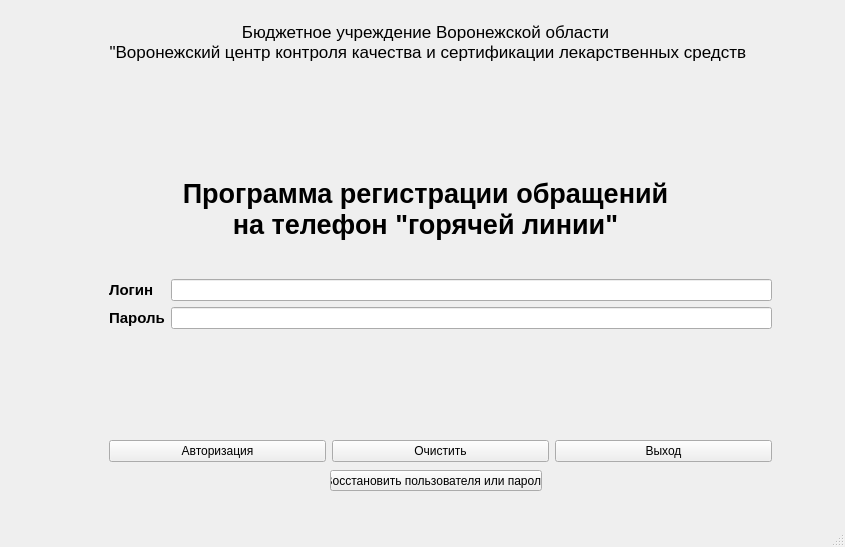
Old version of the form CallRegistration/mainwindow.ui in the repository SushkowAndrey/CallRegistration.
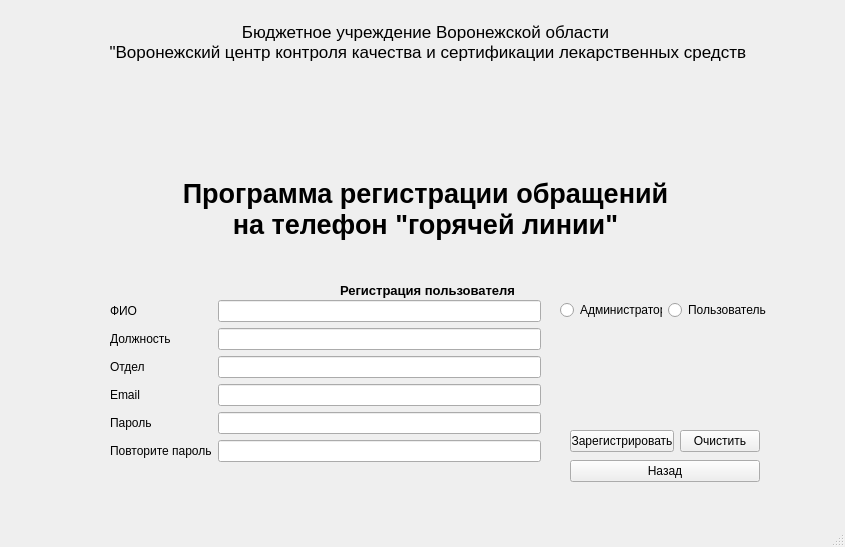
New version of the form. Icons and pictures are not drawn.

Commit message: Регистрация пользователя (недоработана)

Diff of the .ui file:
```diff
--- a/CallRegistration/mainwindow.ui
+++ b/CallRegistration/mainwindow.ui
@@ -20,11 +20,11 @@
       <x>100</x>
       <y>270</y>
       <width>681</width>
-      <height>201</height>
+      <height>231</height>
      </rect>
     </property>
     <property name="currentIndex">
-     <number>0</number>
+     <number>2</number>
     </property>
     <widget class="QWidget" name="page">
      <layout class="QGridLayout" name="gridLayout_4">
@@ -85,6 +85,13 @@
         </item>
         <item row="1" column="0">
          <layout class="QHBoxLayout" name="horizontalLayout">
+          <item>
+           <widget class="QPushButton" name="pushButton_recover">
+            <property name="text">
+             <string>Работа с пользователем</string>
+            </property>
+           </widget>
+          </item>
           <item>
            <widget class="QPushButton" name="pushButton_authorization">
             <property name="text">
@@ -127,21 +134,280 @@
       </property>
      </widget>
     </widget>
+    <widget class="QWidget" name="page_3">
+     <widget class="QLabel" name="label_8">
+      <property name="geometry">
+       <rect>
+        <x>240</x>
+        <y>10</y>
+        <width>191</width>
+        <height>21</height>
+       </rect>
+      </property>
+      <property name="font">
+       <font>
+        <pointsize>10</pointsize>
+        <weight>75</weight>
+        <bold>true</bold>
+       </font>
+      </property>
+      <property name="text">
+       <string>Регистрация пользователя</string>
+      </property>
+     </widget>
+     <widget class="QLabel" name="label_18">
+      <property name="geometry">
+       <rect>
+        <x>480</x>
+        <y>50</y>
+        <width>181</width>
+        <height>111</height>
+       </rect>
+      </property>
+      <property name="text">
+       <string/>
+      </property>
+      <property name="pixmap">
+       <pixmap>../build-CallRegistration-Desktop_Qt_5_15_2_MinGW_64_bit-Release/release/Icons/2.png</pixmap>
+      </property>
+     </widget>
+     <widget class="QWidget" name="layoutWidget">
+      <property name="geometry">
+       <rect>
+        <x>460</x>
+        <y>30</y>
+        <width>209</width>
+        <height>21</height>
+       </rect>
+      </property>
+      <layout class="QHBoxLayout" name="horizontalLayout_4">
+       <item>
+        <widget class="QRadioButton" name="radioButton_admin">
+         <property name="text">
+          <string>Администратор</string>
+         </property>
+        </widget>
+       </item>
+       <item>
+        <widget class="QRadioButton" name="radioButton_user">
+         <property name="text">
+          <string>Пользователь</string>
+         </property>
+        </widget>
+       </item>
+      </layout>
+     </widget>
+     <widget class="QWidget" name="layoutWidget">
+      <property name="geometry">
+       <rect>
+        <x>470</x>
+        <y>190</y>
+        <width>190</width>
+        <height>23</height>
+       </rect>
+      </property>
+      <layout class="QHBoxLayout" name="horizontalLayout_2">
+       <item>
+        <widget class="QPushButton" name="pushButton_back_2">
+         <property name="text">
+          <string>Назад</string>
+         </property>
+        </widget>
+       </item>
+      </layout>
+     </widget>
+     <widget class="QWidget" name="layoutWidget">
+      <property name="geometry">
+       <rect>
+        <x>470</x>
+        <y>160</y>
+        <width>190</width>
+        <height>23</height>
+       </rect>
+      </property>
+      <layout class="QHBoxLayout" name="horizontalLayout_3">
+       <item>
+        <widget class="QPushButton" name="pushButton_registration">
+         <property name="text">
+          <string>Зарегистрировать</string>
+         </property>
+        </widget>
+       </item>
+       <item>
+        <widget class="QPushButton" name="pushButton_clear_2">
+         <property name="text">
+          <string>Очистить</string>
+         </property>
+        </widget>
+       </item>
+      </layout>
+     </widget>
+     <widget class="QWidget" name="layoutWidget">
+      <property name="geometry">
+       <rect>
+        <x>10</x>
+        <y>30</y>
+        <width>431</width>
+        <height>185</height>
+       </rect>
+      </property>
+      <layout class="QGridLayout" name="gridLayout_7">
+       <item row="0" column="0">
+        <layout class="QGridLayout" name="gridLayout_6">
+         <item row="0" column="0">
+          <widget class="QLabel" name="label_12">
+           <property name="text">
+            <string>ФИО</string>
+           </property>
+          </widget>
+         </item>
+         <item row="1" column="0">
+          <widget class="QLabel" name="label_13">
+           <property name="text">
+            <string>Должность</string>
+           </property>
+          </widget>
+         </item>
+         <item row="2" column="0">
+          <widget class="QLabel" name="label_14">
+           <property name="text">
+            <string>Отдел</string>
+           </property>
+          </widget>
+         </item>
+         <item row="3" column="0">
+          <widget class="QLabel" name="label_15">
+           <property name="text">
+            <string>Email</string>
+           </property>
+          </widget>
+         </item>
+         <item row="4" column="0">
+          <widget class="QLabel" name="label_16">
+           <property name="text">
+            <string>Пароль</string>
+           </property>
+          </widget>
+         </item>
+         <item row="5" column="0" colspan="2">
+          <widget class="QLabel" name="label_17">
+           <property name="text">
+            <string>Повторите пароль</string>
+           </property>
+          </widget>
+         </item>
+         <item row="5" column="2">
+          <widget class="QLineEdit" name="repeate_password">
+           <property name="echoMode">
+            <enum>QLineEdit::Password</enum>
+           </property>
+          </widget>
+         </item>
+         <item row="2" column="2">
+          <widget class="QLineEdit" name="departament"/>
+         </item>
+         <item row="3" column="2">
+          <widget class="QLineEdit" name="email"/>
+         </item>
+         <item row="4" column="2">
+          <widget class="QLineEdit" name="password">
+           <property name="echoMode">
+            <enum>QLineEdit::Password</enum>
+           </property>
+          </widget>
+         </item>
+         <item row="1" column="2">
+          <widget class="QLineEdit" name="position"/>
+         </item>
+         <item row="0" column="2">
+          <widget class="QLineEdit" name="name"/>
+         </item>
+        </layout>
+       </item>
+       <item row="1" column="0">
+        <widget class="QLabel" name="warning">
+         <property name="text">
+          <string/>
+         </property>
+        </widget>
+       </item>
+      </layout>
+     </widget>
+     <zorder>label_18</zorder>
+     <zorder>layoutWidget</zorder>
+     <zorder>layoutWidget</zorder>
+     <zorder>layoutWidget</zorder>
+     <zorder>layoutWidget</zorder>
+     <zorder>label_8</zorder>
+    </widget>
+    <widget class="QWidget" name="page_4">
+     <widget class="QLabel" name="label_9">
+      <property name="geometry">
+       <rect>
+        <x>240</x>
+        <y>10</y>
+        <width>191</width>
+        <height>21</height>
+       </rect>
+      </property>
+      <property name="font">
+       <font>
+        <pointsize>10</pointsize>
+        <weight>75</weight>
+        <bold>true</bold>
+       </font>
+      </property>
+      <property name="text">
+       <string>Блокировка пользователя</string>
+      </property>
+     </widget>
+    </widget>
+    <widget class="QWidget" name="page_5">
+     <widget class="QLabel" name="label_10">
+      <property name="geometry">
+       <rect>
+        <x>240</x>
+        <y>10</y>
+        <width>291</width>
+        <height>21</height>
+       </rect>
+      </property>
+      <property name="font">
+       <font>
+        <pointsize>10</pointsize>
+        <weight>75</weight>
+        <bold>true</bold>
+       </font>
+      </property>
+      <property name="text">
+       <string>Восстановление пароля пользователя</string>
+      </property>
+     </widget>
+    </widget>
+    <widget class="QWidget" name="page_6">
+     <widget class="QLabel" name="label_11">
+      <property name="geometry">
+       <rect>
+        <x>240</x>
+        <y>10</y>
+        <width>301</width>
+        <height>21</height>
+       </rect>
+      </property>
+      <property name="font">
+       <font>
+        <pointsize>10</pointsize>
+        <weight>75</weight>
+        <bold>true</bold>
+       </font>
+      </property>
+      <property name="text">
+       <string>Восстановление активности пользователя</string>
+      </property>
+     </widget>
+    </widget>
    </widget>
-   <widget class="QPushButton" name="pushButton_recover">
-    <property name="geometry">
-     <rect>
-      <x>330</x>
-      <y>470</y>
-      <width>212</width>
-      <height>21</height>
-     </rect>
-    </property>
-    <property name="text">
-     <string>Восстановить пользователя или пароль</string>
-    </property>
-   </widget>
-   <widget class="QWidget" name="">
+   <widget class="QWidget" name="layoutWidget">
     <property name="geometry">
      <rect>
       <x>60</x>
```
Left out of the diff: 85 changed lines with no effect on the pictures. The commit also changes 18 other files.
